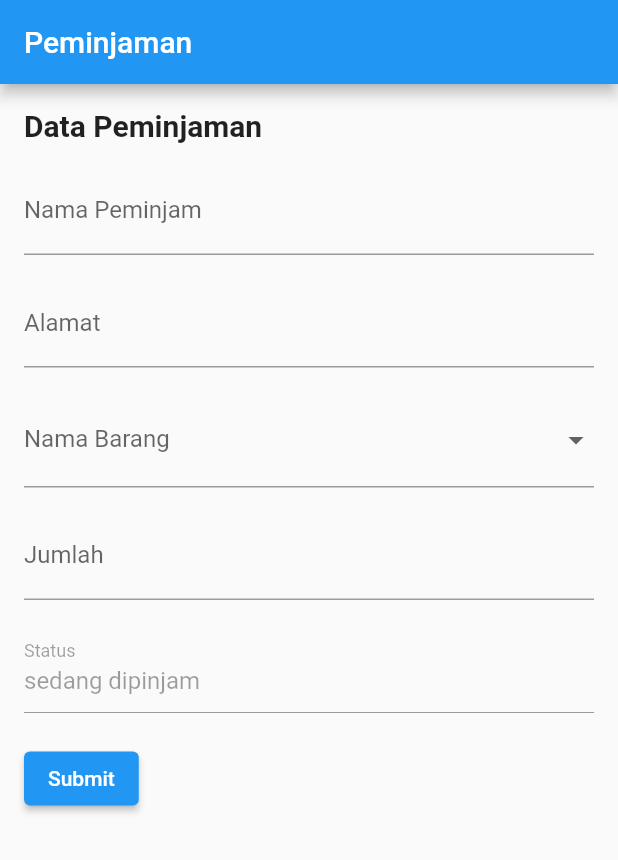
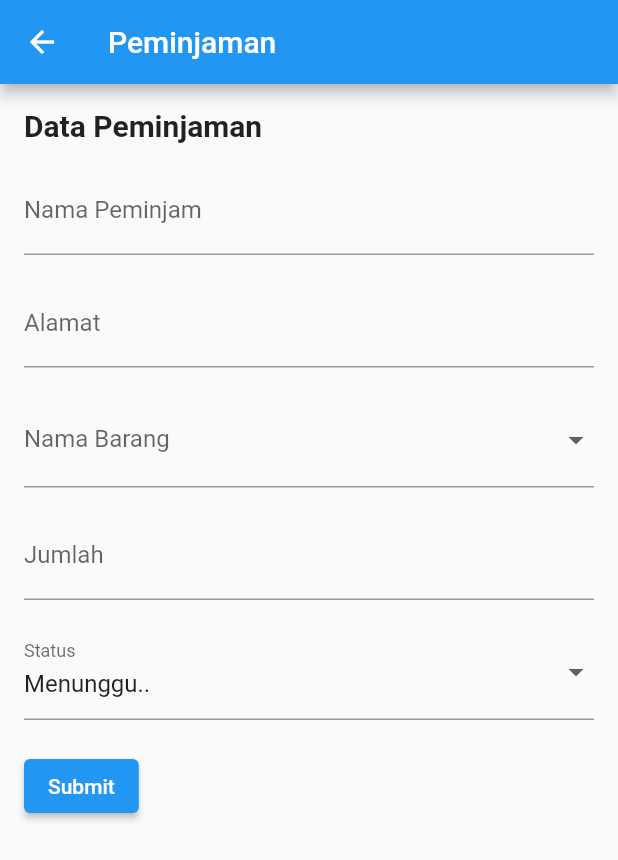
Before and after one commit to aldy202/naturehike, a Flutter app: the PeminjamanView screen opened directly, on a phone screen of 412 x 824 dp. Shown: the top 860 px of the screen. Run offline on Flutter 3.47's test engine with Material 2 defaults, Android fonts, the phone set to English and light mode, and no system bars; our stand-ins replace cloud_firestore, firebase_auth, firebase_core, firebase_storage, flutter_secure_storage, image_picker; accounts and stored records are empty.

Commit message:
membuat edit data status

```diff
--- a/lib/view/peminjamanview.dart
+++ b/lib/view/peminjamanview.dart
@@ -19,7 +19,6 @@ class PeminjamanView extends StatefulWidget {
 
 class _PeminjamanViewState extends State<PeminjamanView> {
   var peminjamController = PeminjamController();
-  var barangController = BarangController();
   final GlobalKey<FormState> formKey = GlobalKey<FormState>();
   final user = FirebaseAuth.instance.currentUser!;
 
@@ -27,7 +26,7 @@ class _PeminjamanViewState extends State<PeminjamanView> {
   String? alamat;
   String? selectedBarang;
   int? jumlah;
-  String? status = 'sedang dipinjam';
+  String? status = 'Menunggu..';
 
   @override
   Widget build(BuildContext context) {
@@ -148,13 +147,36 @@ class _PeminjamanViewState extends State<PeminjamanView> {
                   },
                 ),
                 SizedBox(height: 16.0),
-                TextFormField(
-                  initialValue: status,
-
-                  enabled: false,
+                DropdownButtonFormField<String>(
+                  value: status,
+                  items: [
+                    DropdownMenuItem(
+                      value: 'Menunggu..',
+                      child: Text('Menunggu..'),
+                    ),
+                    DropdownMenuItem(
+                      value: 'Barang Sudah Dikembalikan',
+                      child: Text('Barang Sudah Dikembalikan'),
+                    ),
+                    DropdownMenuItem(
+                      value: 'Barang Hilang',
+                      child: Text('Barang Hilang'),
+                    ),
+                  ],
+                  onChanged: (value) {
+                    setState(() {
+                      status = value!;
+                    });
+                  },
                   decoration: InputDecoration(
                     labelText: 'Status',
                   ),
+                  validator: (value) {
+                    if (value == null || value.isEmpty) {
+                      return 'Status harus dipilih';
+                    }
+                    return null;
+                  },
                 ),
                 SizedBox(height: 20),
                 ElevatedButton(
@@ -171,11 +193,11 @@ class _PeminjamanViewState extends State<PeminjamanView> {
                       );
                       peminjamController.addPeminjaman(peminjaman);
                       Navigator.pushReplacement(
-                          context,
-                          MaterialPageRoute(
-                            builder: (context) => Peminjam(),
-                          ),
-                        );
+                        context,
+                        MaterialPageRoute(
+                          builder: (context) => Peminjam(),
+                        ),
+                      );
                     }
                   },
                   child: Text('Submit'),
@@ -187,6 +209,4 @@ class _PeminjamanViewState extends State<PeminjamanView> {
       ),
     );
   }
-
-
 }
```
Also changed, not shown: lib/controller/peminjam_controller.dart (+9 -8 lines), lib/view/detailpeminjaman.dart (+119 -4 lines), lib/view/peminjam.dart (+7 -3 lines).
